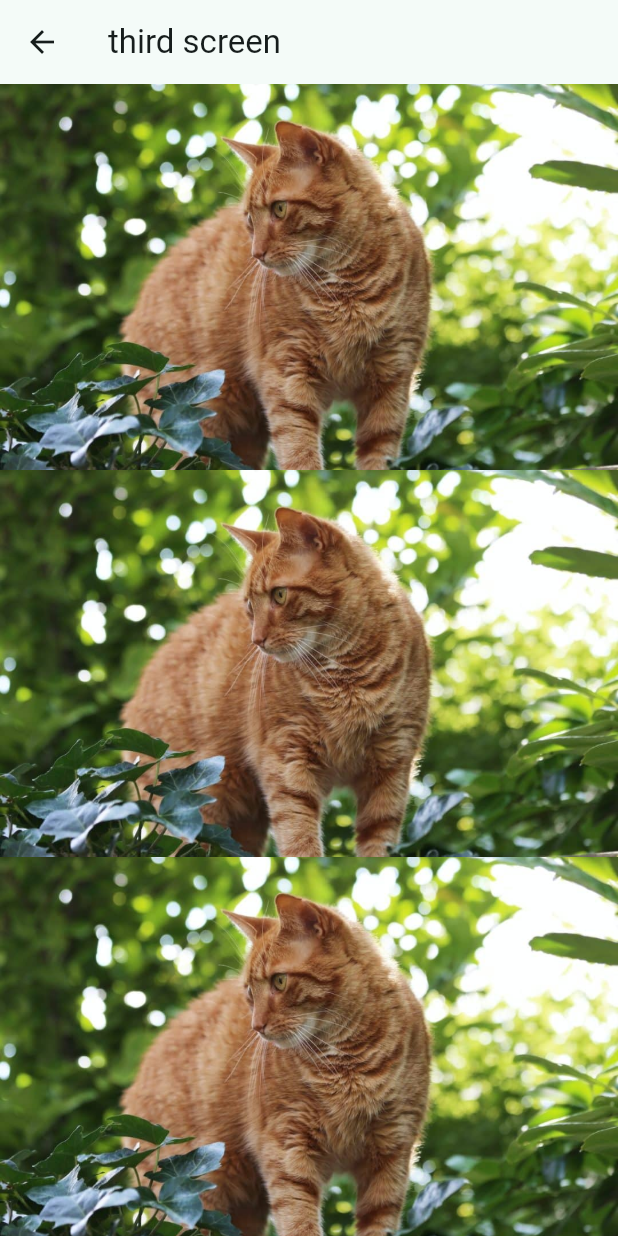
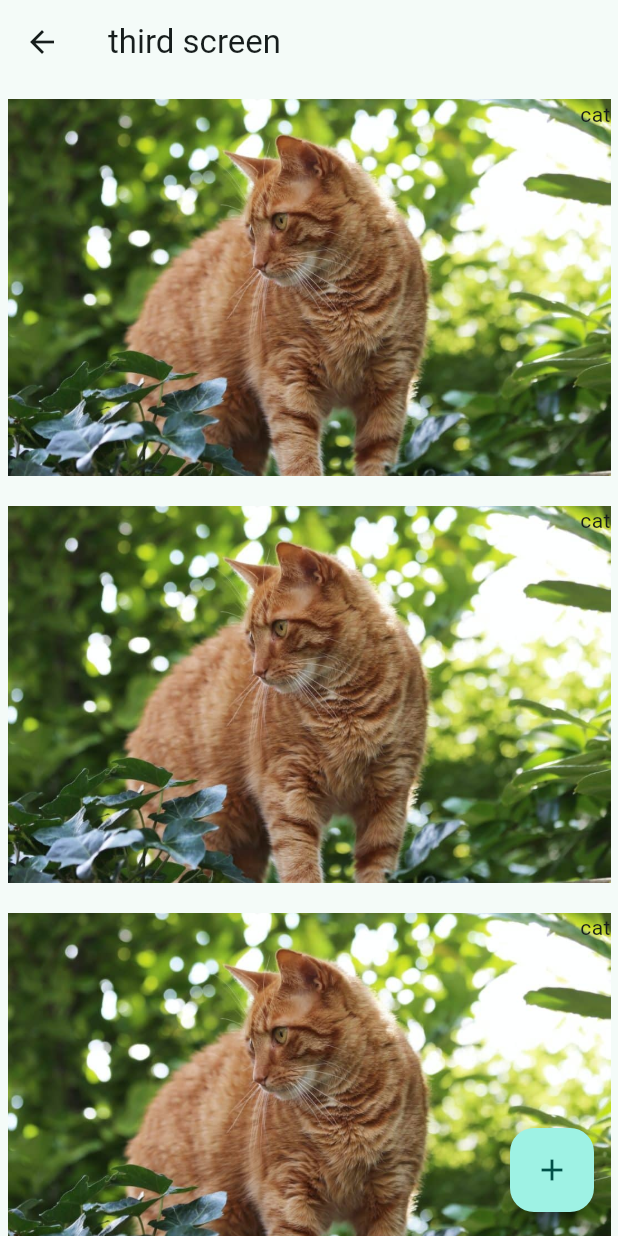
Before and after one commit to bonoxtwo/flutter_ui, a Flutter app: the MyThirdScreen screen opened directly, on a phone screen of 412 x 824 dp. Run offline on Flutter 3.47's test engine with Material 3 defaults, Android fonts, the phone set to English and light mode, and no system bars; network calls fail.

```diff
--- a/lib/components/my_third_screen.dart
+++ b/lib/components/my_third_screen.dart
@@ -9,11 +9,34 @@ class MyThirdScreen extends StatelessWidget {
       appBar: AppBar(
         title: const Text('third screen'),
       ),
-      body: ListView.builder( // 보여지는 화면만 메모리 업로드. 성능 UP
+      body: ListView.builder(
+        // 보여지는 화면만 메모리 업로드. 성능 UP
         itemCount: 100,
         itemBuilder: (BuildContext context, int index) {
           print('$index');
-          return Image.asset('assets/cat.jpg');
+          return Padding(
+            padding: const EdgeInsets.symmetric(
+              vertical: 10,
+              horizontal: 5,
+            ),
+            child: Stack(
+              //겹치기
+              children: [
+                Image.asset('assets/cat.jpg'),
+                const Align(
+                  // stack only
+                  alignment: Alignment.topRight,
+                  child: Text('cat'),
+                ),
+              ],
+            ),
+          );
+        },
+      ),
+      floatingActionButton: FloatingActionButton(
+        child: const Icon(Icons.add),
+        onPressed: () {
+          print('+');
         },
       ),
     );
```
Also changed, not shown: lib/components/ingredient_item_widget.dart (added, +127 -0 lines).
